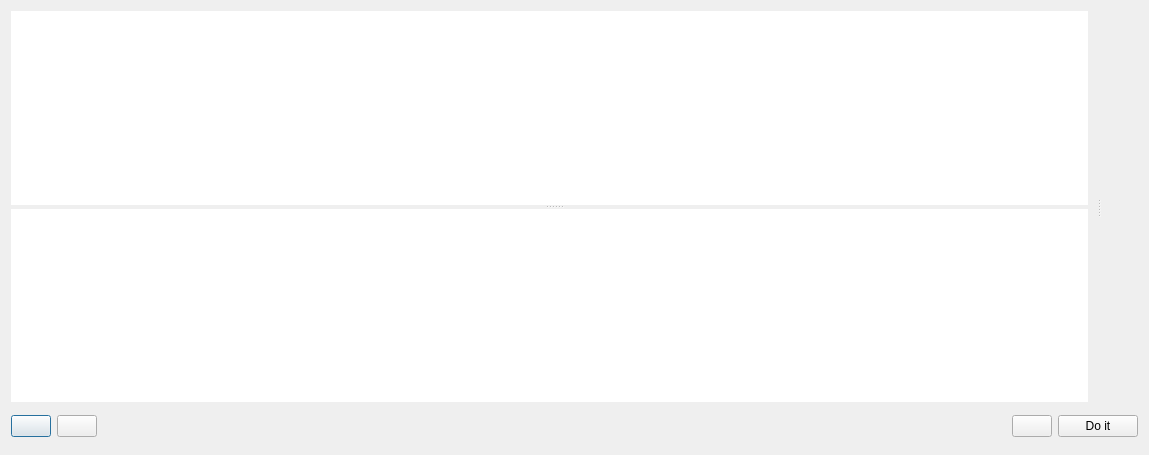
This is src/VeraGrid/Gui/SystemScaler/system_scaler_ui.ui in SanPen/VeraGrid as Qt 5 draws it before an edit. The edited form follows.
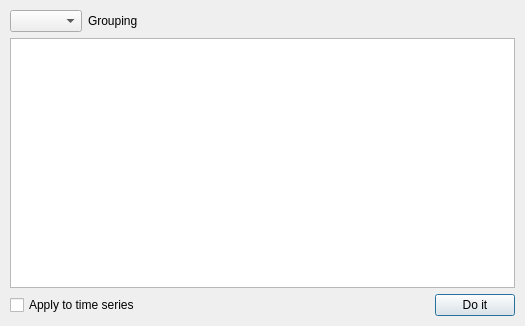
This is the edited form. Icons and pictures are not drawn.

```diff
--- a/src/VeraGrid/Gui/SystemScaler/system_scaler_ui.ui
+++ b/src/VeraGrid/Gui/SystemScaler/system_scaler_ui.ui
@@ -6,86 +6,46 @@
    <rect>
     <x>0</x>
     <y>0</y>
-    <width>1149</width>
-    <height>455</height>
+    <width>525</width>
+    <height>326</height>
    </rect>
   </property>
   <property name="windowTitle">
    <string>System Scaler</string>
   </property>
-  <layout class="QVBoxLayout" name="verticalLayout_4">
-   <item>
-    <widget class="QSplitter" name="splitter_2">
-     <property name="orientation">
-      <enum>Qt::Orientation::Horizontal</enum>
-     </property>
-     <widget class="QSplitter" name="splitter">
-      <property name="orientation">
-       <enum>Qt::Orientation::Vertical</enum>
-      </property>
-      <widget class="QFrame" name="frame_4">
-       <property name="frameShape">
-        <enum>QFrame::Shape::NoFrame</enum>
-       </property>
-       <property name="frameShadow">
-        <enum>QFrame::Shadow::Raised</enum>
-       </property>
        <layout class="QVBoxLayout" name="verticalLayout">
         <property name="leftMargin">
-         <number>0</number>
+    <number>1</number>
         </property>
         <property name="topMargin">
-         <number>0</number>
-        </property>
-        <property name="bottomMargin">
-         <number>0</number>
-        </property>
-        <item>
-         <widget class="QTableView" name="checkpointsTableView">
-          <property name="frameShape">
-           <enum>QFrame::Shape::NoFrame</enum>
-          </property>
-         </widget>
-        </item>
-       </layout>
-      </widget>
-      <widget class="QFrame" name="frame_5">
-       <property name="frameShape">
-        <enum>QFrame::Shape::NoFrame</enum>
-       </property>
-       <property name="frameShadow">
-        <enum>QFrame::Shadow::Raised</enum>
-       </property>
-       <layout class="QVBoxLayout" name="verticalLayout_3">
-        <property name="leftMargin">
-         <number>0</number>
-        </property>
-        <property name="topMargin">
-         <number>0</number>
-        </property>
+    <number>1</number>
+   </property>
+   <property name="rightMargin">
+    <number>1</number>
+   </property>
         <property name="bottomMargin">
-         <number>0</number>
+    <number>1</number>
         </property>
         <item>
-         <widget class="QTableView" name="checkpointDataTableView">
+    <widget class="QFrame" name="frame">
           <property name="frameShape">
-           <enum>QFrame::Shape::NoFrame</enum>
-          </property>
-         </widget>
-        </item>
-       </layout>
-      </widget>
-     </widget>
-     <widget class="QFrame" name="plotFrame">
-      <property name="frameShape">
-       <enum>QFrame::Shape::NoFrame</enum>
-      </property>
+      <enum>QFrame::NoFrame</enum>
+     </property>
       <property name="frameShadow">
-       <enum>QFrame::Shadow::Raised</enum>
+      <enum>QFrame::Raised</enum>
       </property>
       <layout class="QVBoxLayout" name="verticalLayout_2">
+      <item>
+       <widget class="QFrame" name="frame_2">
+        <property name="frameShape">
+         <enum>QFrame::NoFrame</enum>
+        </property>
+        <property name="frameShadow">
+         <enum>QFrame::Raised</enum>
+        </property>
+        <layout class="QHBoxLayout" name="horizontalLayout">
        <property name="leftMargin">
-        <number>9</number>
+          <number>0</number>
        </property>
        <property name="topMargin">
         <number>0</number>
@@ -96,18 +56,37 @@
        <property name="bottomMargin">
         <number>0</number>
        </property>
-      </layout>
-     </widget>
-    </widget>
+         <item>
+          <widget class="QComboBox" name="group_combo_box"/>
+         </item>
+         <item>
+          <widget class="QLabel" name="label">
+           <property name="text">
+            <string>Grouping</string>
+           </property>
+          </widget>
+         </item>
+         <item>
+          <spacer name="horizontalSpacer">
+           <property name="orientation">
+            <enum>Qt::Horizontal</enum>
+           </property>
+           <property name="sizeHint" stdset="0">
+            <size>
+             <width>340</width>
+             <height>20</height>
+            </size>
+           </property>
+          </spacer>
+         </item>
+        </layout>
+       </widget>
+      </item>
+      <item>
+       <widget class="QTableView" name="groups_scaling_table_view"/>
    </item>
    <item>
     <widget class="QFrame" name="frame_3">
-     <property name="maximumSize">
-      <size>
-       <width>16777215</width>
-       <height>36</height>
-      </size>
-     </property>
      <property name="frameShape">
       <enum>QFrame::Shape::NoFrame</enum>
      </property>
@@ -128,30 +107,9 @@
        <number>0</number>
       </property>
       <item>
-       <widget class="QPushButton" name="addButton">
-        <property name="toolTip">
-         <string>Add scaling checkpoint</string>
-        </property>
+          <widget class="QCheckBox" name="aply_to_time_series_check_box">
         <property name="text">
-         <string/>
-        </property>
-        <property name="icon">
-         <iconset resource="../Icons/icons.qrc">
-          <normaloff>:/Icons/icons/plus (gray).png</normaloff>:/Icons/icons/plus (gray).png</iconset>
-        </property>
-       </widget>
-      </item>
-      <item>
-       <widget class="QPushButton" name="removeButton">
-        <property name="toolTip">
-         <string>Remove scaling checkpoint</string>
-        </property>
-        <property name="text">
-         <string/>
-        </property>
-        <property name="icon">
-         <iconset resource="../Icons/icons.qrc">
-          <normaloff>:/Icons/icons/minus (gray).png</normaloff>:/Icons/icons/minus (gray).png</iconset>
+            <string>Apply to time series</string>
         </property>
        </widget>
       </item>
@@ -168,20 +126,6 @@
         </property>
        </spacer>
       </item>
-      <item>
-       <widget class="QPushButton" name="plotButton">
-        <property name="toolTip">
-         <string>Plot the proposed scaling</string>
-        </property>
-        <property name="text">
-         <string/>
-        </property>
-        <property name="icon">
-         <iconset resource="../Icons/icons.qrc">
-          <normaloff>:/Icons/icons/plot.png</normaloff>:/Icons/icons/plot.png</iconset>
-        </property>
-       </widget>
-      </item>
       <item>
        <widget class="QPushButton" name="doit_button">
         <property name="text">
@@ -194,6 +138,9 @@
    </item>
   </layout>
  </widget>
+   </item>
+  </layout>
+ </widget>
  <resources>
   <include location="../Icons/icons.qrc"/>
  </resources>
```
Left out of the diff: 8 changed lines with no effect on the pictures. Lines whose indentation alone changed are shown as unchanged.
